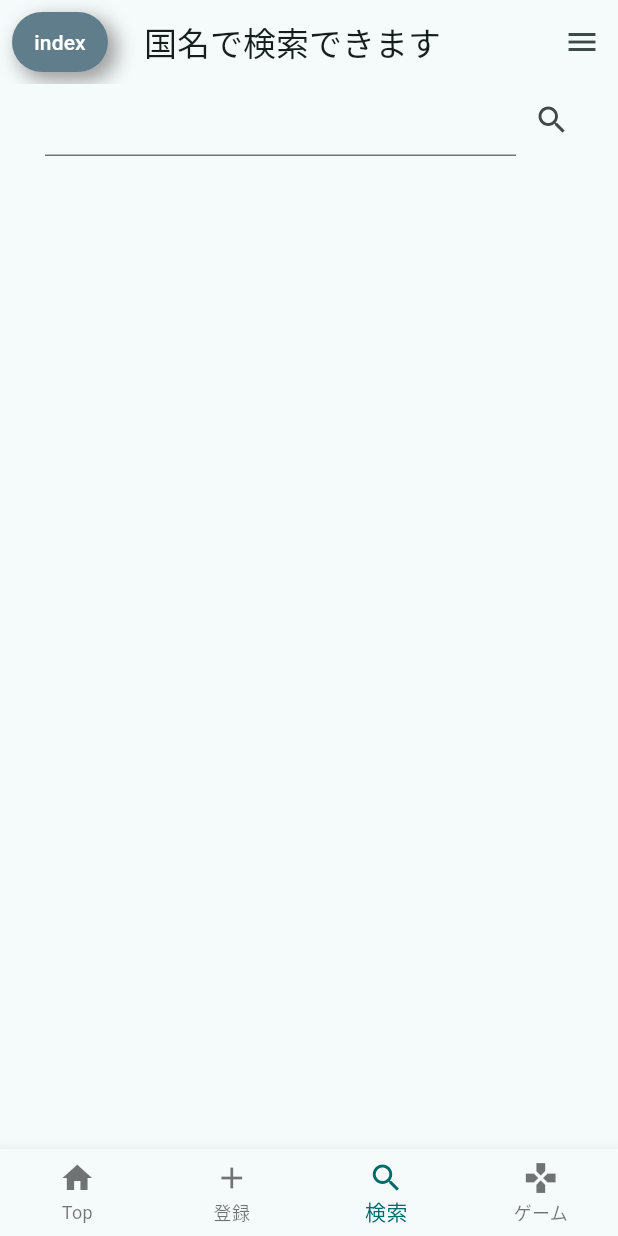
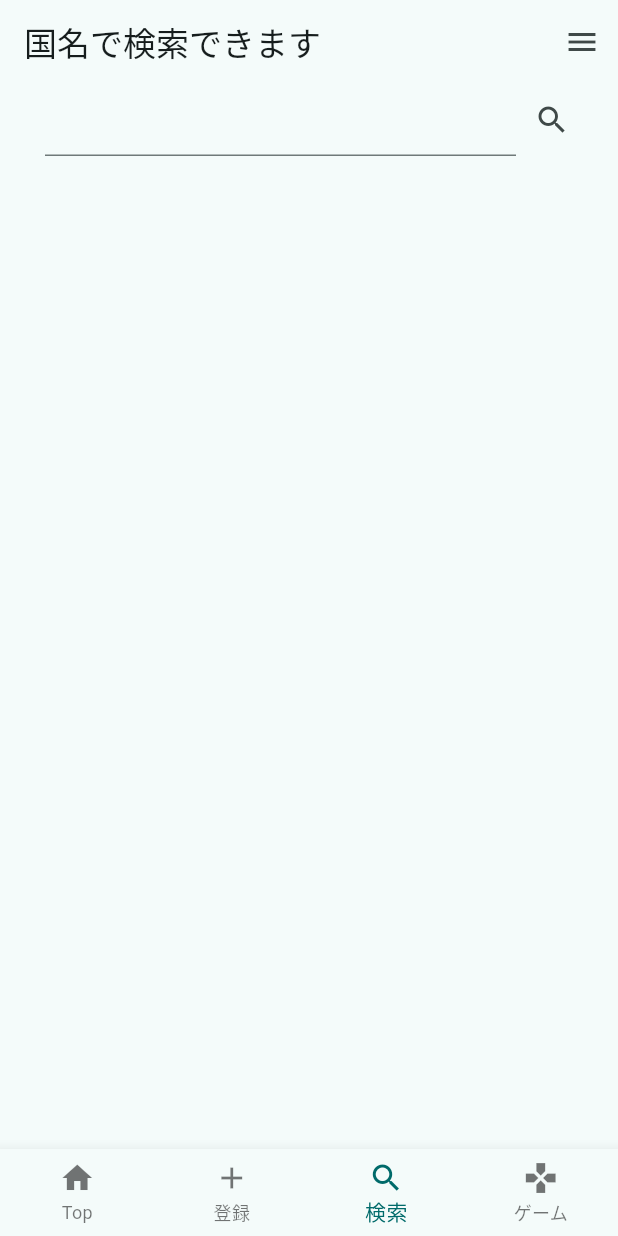
Before and after one commit to dongri727/chronomap-mobile, a Flutter app: the screen it shows after launch, item 3 of the bottom bar chosen, in the side drawer, after a tap on "CLASSIC", on a phone screen of 412 x 824 dp. Run offline on Flutter 3.47's test engine with Material 3 defaults, Android fonts, the phone set to English and light mode, and no system bars; missing offline and left inert: acorn_client, serverpod_auth_shared_flutter, serverpod_flutter.

Commit message:
ナビボタンを削除

```diff
--- a/lib/game_page.dart
+++ b/lib/game_page.dart
@@ -1,7 +1,7 @@
 import 'package:acorn_client/acorn_client.dart';
 import 'package:flutter/material.dart';
 
-import 'seerverpod_client.dart';
+import 'serverpod_client.dart';
 
 class GamePage extends StatefulWidget {
   const GamePage({super.key});
--- a/lib/main.dart
+++ b/lib/main.dart
@@ -4,7 +4,7 @@ import 'package:chronomap_mobile/timeline/bloc_provider.dart';
 import 'package:chronomap_mobile/timeline/timeline.dart';
 import 'package:flutter/material.dart';
 
-import 'seerverpod_client.dart';
+import 'serverpod_client.dart';
 
 void main() async {
   WidgetsFlutterBinding.ensureInitialized();
--- a/lib/register/register_model.dart
+++ b/lib/register/register_model.dart
@@ -4,7 +4,7 @@ import 'package:acorn_client/acorn_client.dart';
 import 'package:chronomap_mobile/main.dart';
 import 'package:chronomap_mobile/register/register_page.dart';
 import 'package:flutter/material.dart';
-import '../seerverpod_client.dart';
+import '../serverpod_client.dart';
 import '../utils/countries_list.dart';
 import '../utils/period_list.dart';
 
--- a/lib/register/register_page.dart
+++ b/lib/register/register_page.dart
@@ -1,6 +1,4 @@
-import 'package:chronomap_mobile/index_page.dart';
 import 'package:chronomap_mobile/register/register_model.dart';
-import 'package:chronomap_mobile/utils/navi_button.dart';
 import 'package:chronomap_mobile/utils/textformfield.dart';
 import 'package:flutter/material.dart';
 import 'package:provider/provider.dart';
@@ -16,11 +14,6 @@ class RegisterPage extends StatelessWidget {
         child: Consumer<RegisterModel>(builder: (_, model, child) {
           return Scaffold(
             appBar: AppBar(
-              leading: const NavigationButton(
-                destinationPage: IndexPage(),
-                buttonText: 'index',
-              ),
-              leadingWidth: 80,
               title: const Text('入力'),
             ),
             floatingActionButton: FloatingActionButton.extended(
--- a/lib/search_page.dart
+++ b/lib/search_page.dart
@@ -1,13 +1,7 @@
 import 'package:chronomap_mobile/timeline/scalable.dart';
-import 'package:chronomap_mobile/utils/button.dart';
-import 'package:chronomap_mobile/utils/navi_button.dart';
-import 'package:flutter/cupertino.dart';
 import 'package:flutter/material.dart';
 import 'package:acorn_client/acorn_client.dart';
-import 'package:flutter/widgets.dart';
-import 'index_page.dart';
-import 'main.dart';
-import 'seerverpod_client.dart';
+import 'serverpod_client.dart';
 import 'utils/countries_list.dart';
 
 class SearchPage extends StatefulWidget {
@@ -66,11 +60,6 @@ class SearchPageState extends State<SearchPage> {
   Widget build(BuildContext context) {
     return Scaffold(
       appBar: AppBar(
-        leading: const NavigationButton(
-          destinationPage: IndexPage(),
-          buttonText: 'index',
-        ),
-        leadingWidth: 80,
         title: const Text('国名で検索できます'),
       ),
       endDrawer: Drawer(
```
Also changed, not shown: lib/serverpod_client.dart (renamed from lib/seerverpod_client.dart).
